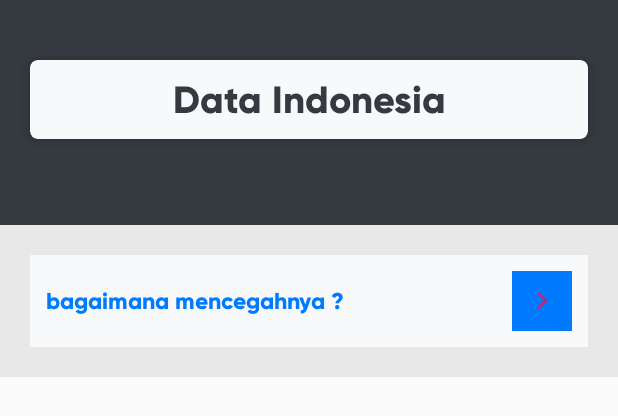
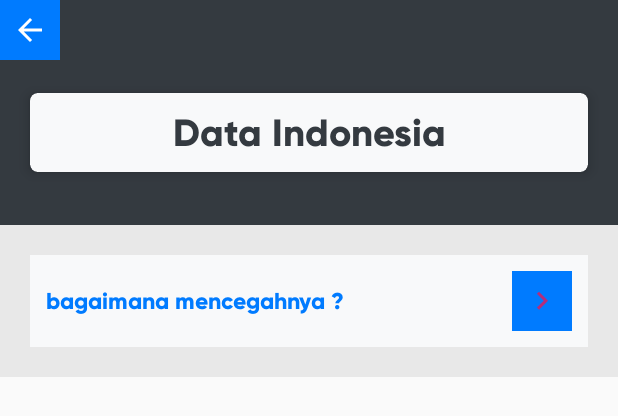
Before and after one commit to hendra0ma/smkcoding2, an Android app: the layout fragment_covid.xml on its own in the app's theme, with its tools: preview values and no code run, on a phone screen of 412 x 824 dp. Shown: the top 416 px of the screen. Run offline under Robolectric (Android 15) with nearby library versions, the phone set to English and light mode, and no system bars.

Commit message:
login + register + logout , DONE

```diff
--- a/app/src/main/res/layout/activity_login.xml
+++ b/app/src/main/res/layout/activity_login.xml
@@ -23,18 +23,17 @@
         android:layout_height="320dp"
         android:layout_marginStart="32dp"
         android:layout_marginEnd="32dp"
+        android:layout_margin="16sp"
         app:cardCornerRadius="16dp">
         <LinearLayout
             android:orientation="vertical"
+            android:layout_margin="10sp"
             android:layout_width="match_parent"
             android:layout_height="wrap_content">
             <EditText
                 android:id="@+id/etEmail"
                 android:layout_width="match_parent"
                 android:layout_height="wrap_content"
-                android:layout_marginStart="16dp"
-                android:layout_marginTop="16dp"
-                android:layout_marginEnd="16dp"
                 android:ems="10"
                 android:hint="Email"
                 />
--- a/app/src/main/res/layout/fragment_covid.xml
+++ b/app/src/main/res/layout/fragment_covid.xml
@@ -22,12 +22,32 @@
             android:layout_height="150dp"
             android:background="#343a40"
             />
+<androidx.constraintlayout.widget.ConstraintLayout
+    android:id="@+id/logout1"
+    android:layout_width="match_parent"
+    android:layout_height="wrap_content">
+    <ImageButton
+        android:id="@+id/btnLogout"
+        android:layout_width="40dp"
+        android:layout_height="40dp"
+        android:layout_gravity="right"
+        android:layout_margin="5dp"
+        android:background="@color/bgPrimary"
+        android:fontFamily="@font/gilroy_bold"
+        android:src="@drawable/abc_vector_test"
+        android:textColor="@color/bgLight"
+        android:textSize="15sp"
+        tools:layout_editor_absoluteX="355dp"
+        tools:layout_editor_absoluteY="0dp"
+        tools:ignore="MissingConstraints" />
+</androidx.constraintlayout.widget.ConstraintLayout>
     <LinearLayout
+        android:layout_below="@+id/logout1"
         android:layout_width="match_parent"
         android:layout_height="match_parent"
         android:orientation="vertical"
         android:padding="10dp"
-        android:layout_marginTop="20dp"
+        android:layout_marginTop="2dp"
         >
         <androidx.cardview.widget.CardView
 
```
Also changed, not shown: app/src/main/java/com/corona/savelive/CovidFragment.kt (+26 -5 lines), app/src/main/java/com/corona/savelive/LoginActivity.kt (+57 -0 lines), app/src/main/java/com/corona/savelive/RegisterActivity.kt (+13 -0 lines), app/src/main/res/layout/logout.xml (added, +20 -0 lines), 86 other files.
